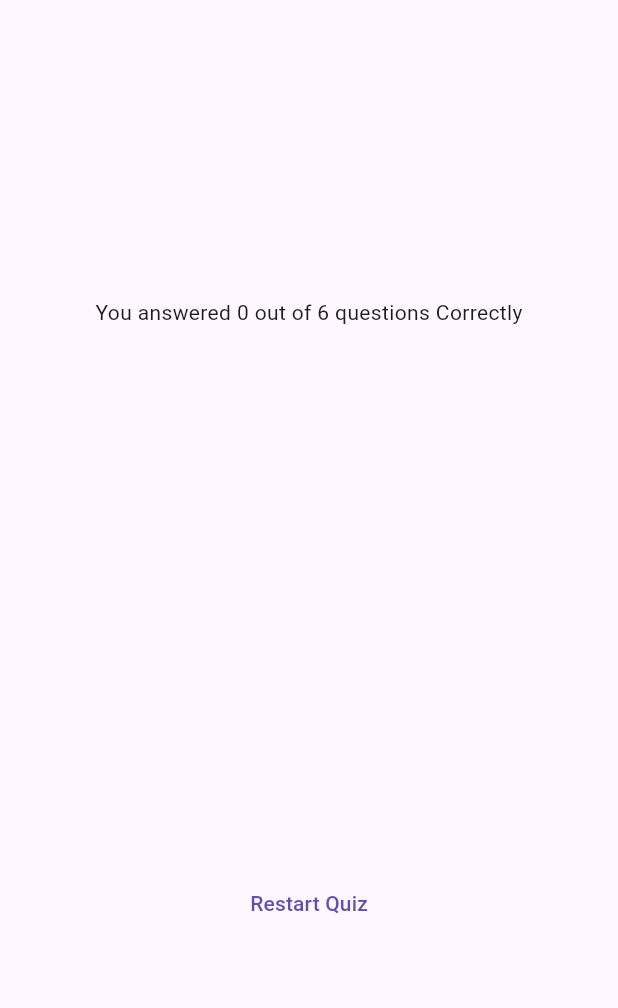
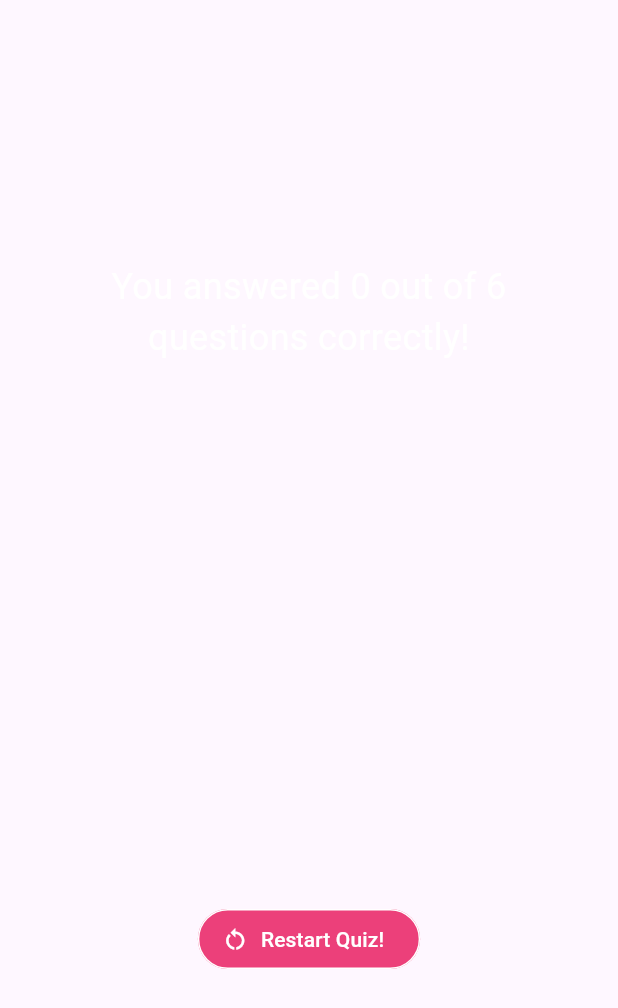
Before and after one commit to CharlesCoeder/quiz-app, a Flutter app: the ResultsScreen widget shown alone on an empty page, opened directly with empty values, on a phone screen of 412 x 824 dp. Shown: the top 1008 px of the screen. Run offline on Flutter 3.47's test engine with Material 3 defaults, Android fonts, the phone set to English and light mode, and no system bars.

Commit message:
Style results screen

```diff
--- a/lib/results_screen.dart
+++ b/lib/results_screen.dart
@@ -43,7 +43,13 @@ class ResultsScreen extends StatelessWidget {
           mainAxisAlignment: MainAxisAlignment.center,
           children: [
             Text(
-                'You answered $numCorrectQuestions out of $numTotalQuestions questions Correctly'),
+              'You answered $numCorrectQuestions out of $numTotalQuestions questions correctly!',
+              style: const TextStyle(
+                color: Color.fromARGB(255, 255, 255, 255),
+                fontSize: 24,
+              ),
+              textAlign: TextAlign.center,
+            ),
             const SizedBox(
               height: 30,
             ),
@@ -51,10 +57,18 @@ class ResultsScreen extends StatelessWidget {
             const SizedBox(
               height: 30,
             ),
-            TextButton(
+            OutlinedButton.icon(
               onPressed: resetQuiz,
-              child: const Text('Restart Quiz'),
-            )
+              icon: const Icon(Icons.restart_alt),
+              label: const Text("Restart Quiz!"),
+              style: OutlinedButton.styleFrom(
+                foregroundColor: Colors.white,
+                backgroundColor: Colors.pink[400],
+                side: const BorderSide(
+                  color: Colors.white,
+                ),
+              ),
+            ),
           ],
         ),
       ),
```
Also changed, not shown: lib/questions_summary.dart (+36 -7 lines).
